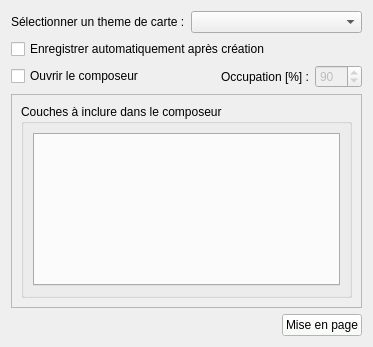
Above: qsequoia2/scripts/project_settings/project_settings.ui from SequoiApp/QSEQUOIA-2 before the change. Below: the same form after it.
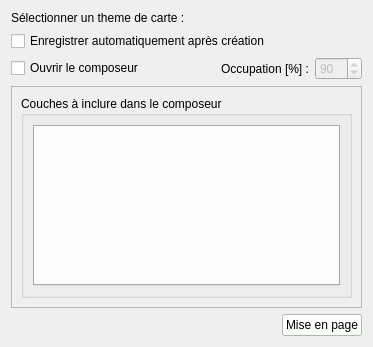
That is the form after the change. Custom widgets are drawn as their Qt base class.

```diff
--- a/qsequoia2/scripts/project_settings/project_settings.ui
+++ b/qsequoia2/scripts/project_settings/project_settings.ui
@@ -24,14 +24,7 @@
       </widget>
      </item>
      <item>
-      <widget class="QComboBox" name="comboBox_projects">
-       <property name="sizePolicy">
-        <sizepolicy hsizetype="Expanding" vsizetype="Fixed">
-         <horstretch>0</horstretch>
-         <verstretch>0</verstretch>
-        </sizepolicy>
-       </property>
-      </widget>
+      <widget class="QWidget" name="combo_projects_container" native="true"/>
      </item>
     </layout>
    </item>
@@ -103,7 +96,7 @@
         <x>0</x>
         <y>0</y>
         <width>349</width>
-        <height>195</height>
+        <height>201</height>
        </rect>
       </property>
       <layout class="QVBoxLayout" name="scrollLayout">
```
Left out of the diff: 4 changed lines with no effect on the pictures.
